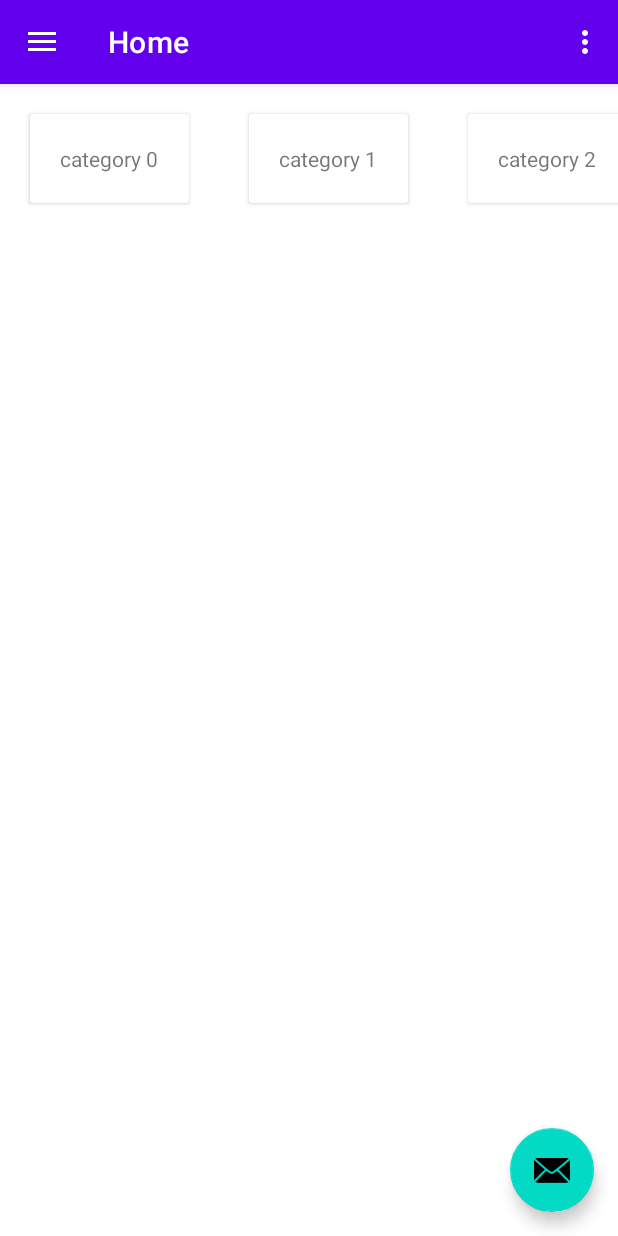
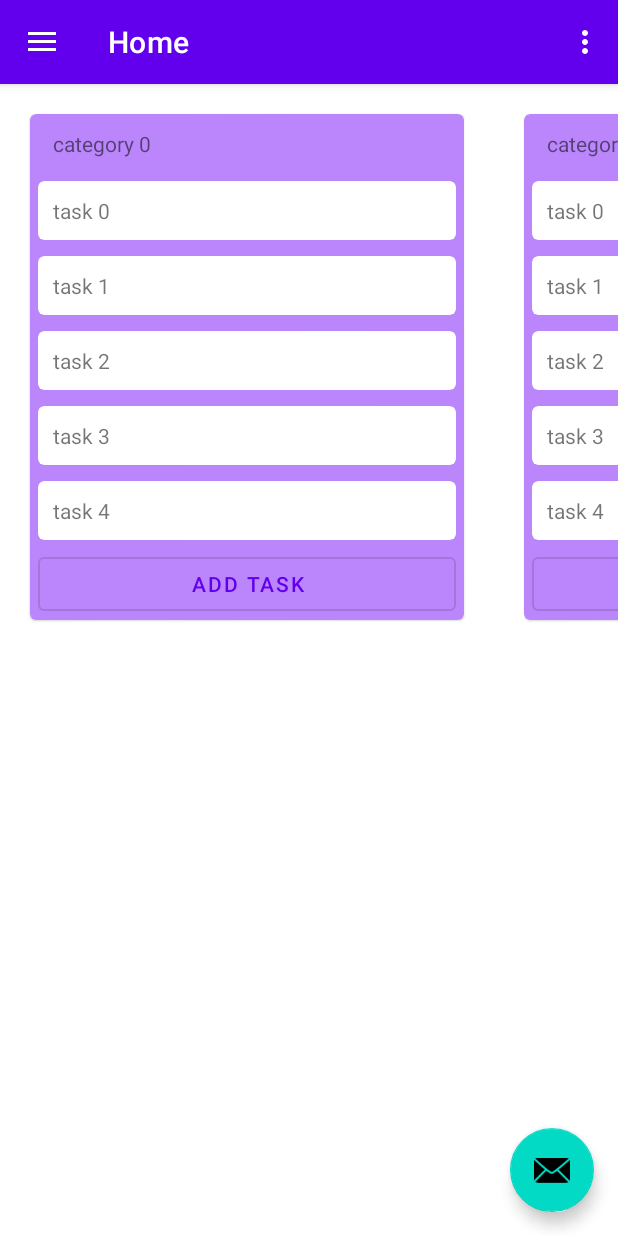
Before and after one commit to benhunter/mcso-ap-FinalProject-Accelerate, an Android app: the screen it shows after launch (MainActivity), on a phone screen of 412 x 824 dp. Run offline under Robolectric (Android 15) with nearby library versions, the phone set to English and light mode, and no system bars; our stand-ins replace navigation-ui.

Commit message:
Improve layout of single board with task lists.

```diff
--- /dev/null
+++ b/app/src/main/java/me/benhunter/accelerate/Task.kt
@@ -0,0 +1,3 @@
+package me.benhunter.accelerate
+
+class Task(val name: String)
--- a/app/src/main/java/me/benhunter/accelerate/BoardList.kt
+++ b/app/src/main/java/me/benhunter/accelerate/TaskList.kt
@@ -1,5 +1,6 @@
 package me.benhunter.accelerate
 
-class BoardList(
+class TaskList(
     val name: String,
+    val tasks: List<Task>,
 )
--- /dev/null
+++ b/app/src/main/java/me/benhunter/accelerate/TaskListAdapter.kt
@@ -0,0 +1,49 @@
+package me.benhunter.accelerate
+
+import android.util.Log
+import android.view.LayoutInflater
+import android.view.ViewGroup
+import androidx.appcompat.widget.LinearLayoutCompat
+import androidx.recyclerview.widget.DiffUtil
+import androidx.recyclerview.widget.ListAdapter
+import androidx.recyclerview.widget.RecyclerView
+import me.benhunter.accelerate.databinding.TaskBinding
+
+class TaskListAdapter : ListAdapter<Task, TaskListAdapter.ViewHolder>(Diff()) {
+
+    inner class ViewHolder(val taskBinding: TaskBinding) :
+        RecyclerView.ViewHolder(taskBinding.root) {
+        init {
+            Log.d(
+                javaClass.simpleName,
+                "TaskListAdapter.ViewHolder.init $taskBinding"
+            )
+        }
+    }
+
+    class Diff : DiffUtil.ItemCallback<Task>() {
+        override fun areItemsTheSame(oldItem: Task, newItem: Task): Boolean {
+            TODO("Not yet implemented")
+        }
+
+        override fun areContentsTheSame(oldItem: Task, newItem: Task): Boolean {
+            TODO("Not yet implemented")
+        }
+    }
+
+    override fun onCreateViewHolder(parent: ViewGroup, viewType: Int): ViewHolder {
+        val taskBinding = TaskBinding.inflate(LayoutInflater.from(parent.context), parent, false)
+
+//        taskBinding.taskLinearLayout.minimumWidth = parent.width
+
+//        val layoutParams = LinearLayoutCompat.LayoutParams(ViewGroup.LayoutParams.MATCH_PARENT, ViewGroup.LayoutParams.WRAP_CONTENT)
+
+        return ViewHolder(taskBinding)
+    }
+
+    override fun onBindViewHolder(holder: ViewHolder, position: Int) {
+        val task = getItem(position)
+
+        holder.taskBinding.taskTv.text = task.name
+    }
+}
--- a/app/src/main/java/me/benhunter/accelerate/ui/home/BoardAdapter.kt
+++ b/app/src/main/java/me/benhunter/accelerate/ui/home/BoardAdapter.kt
@@ -3,38 +3,74 @@ package me.benhunter.accelerate.ui.home
 import android.util.Log
 import android.view.LayoutInflater
 import android.view.ViewGroup
+import androidx.appcompat.widget.LinearLayoutCompat
+import androidx.core.view.setPadding
 import androidx.recyclerview.widget.DiffUtil
+import androidx.recyclerview.widget.LinearLayoutManager
 import androidx.recyclerview.widget.ListAdapter
 import androidx.recyclerview.widget.RecyclerView
-import me.benhunter.accelerate.BoardList
-import me.benhunter.accelerate.databinding.BoardListBinding
+import me.benhunter.accelerate.TaskList
+import me.benhunter.accelerate.TaskListAdapter
+import me.benhunter.accelerate.databinding.TaskListBinding
 
-class BoardAdapter : ListAdapter<BoardList, BoardAdapter.ViewHolder>(Diff()) {
-    inner class ViewHolder(val boardListBinding: BoardListBinding) : RecyclerView.ViewHolder(boardListBinding.root){
-//        lateinit var boardList: BoardList
+// Board holds a List of TaskList. TaskList holds a List of Tasks.
+class BoardAdapter(private val layoutInflater: LayoutInflater) :
+    ListAdapter<TaskList, BoardAdapter.ViewHolder>(Diff()) {
+    inner class ViewHolder(val taskListBinding: TaskListBinding) :
+        RecyclerView.ViewHolder(taskListBinding.root) {
         init {
-            Log.d(javaClass.simpleName, "BoardAdapter.ViewHolder.init boardListBinding $boardListBinding")
+            Log.d(
+                javaClass.simpleName,
+                "BoardAdapter.ViewHolder.init boardListBinding $taskListBinding"
+            )
         }
     }
 
-    class Diff : DiffUtil.ItemCallback<BoardList>() {
-        override fun areItemsTheSame(oldItem: BoardList, newItem: BoardList): Boolean {
+    class Diff : DiffUtil.ItemCallback<TaskList>() {
+        override fun areItemsTheSame(oldItem: TaskList, newItem: TaskList): Boolean {
             TODO("Not yet implemented")
         }
 
-        override fun areContentsTheSame(oldItem: BoardList, newItem: BoardList): Boolean {
+        override fun areContentsTheSame(oldItem: TaskList, newItem: TaskList): Boolean {
             TODO("Not yet implemented")
         }
     }
 
     override fun onCreateViewHolder(parent: ViewGroup, viewType: Int): ViewHolder {
-        val boardListBinding = BoardListBinding.inflate(LayoutInflater.from(parent.context), parent, false)
-        return ViewHolder(boardListBinding)
+        val taskListBinding =
+            TaskListBinding.inflate(layoutInflater, parent, false)
+//            TaskListBinding.inflate(LayoutInflater.from(parent.context), parent, false)
+
+        Log.d(
+            javaClass.simpleName, "width ${parent.width}"
+        )
+        val taskListLayoutWidth = (parent.width * 0.8).toInt()
+        taskListBinding.root.layoutParams =
+            LinearLayoutCompat.LayoutParams(taskListLayoutWidth, ViewGroup.LayoutParams.WRAP_CONTENT)
+//        taskListBinding.root.setPadding(100)
+
+//        val taskListView = layoutInflater.inflate(R.layout.task_list, parent, false)
+//        taskListView.layoutParams = LinearLayoutCompat.LayoutParams(parent.width)
+
+        // TODO Set width by LayoutParams?
+//        LayoutInflater.from(parent.context).inflate(R.layout.task_list, parent)
+//        val layoutParams = LinearLayout.LayoutParams(width, height)
+//        taskListBinding.layoutParams = layoutParams
+
+        return ViewHolder(taskListBinding)
     }
 
     override fun onBindViewHolder(holder: ViewHolder, position: Int) {
-        val boardList = getItem(position)
-        holder.boardListBinding.listNameTv.text = boardList.name
+        val taskList = getItem(position)
+        holder.taskListBinding.listNameTv.text = taskList.name
+
+        // Setup the RecyclerView for each list of Tasks
+        holder.taskListBinding.tasksRv.layoutManager =
+            LinearLayoutManager(holder.taskListBinding.root.context)
+        val taskListAdapter = TaskListAdapter()
+        holder.taskListBinding.tasksRv.adapter = taskListAdapter
+        taskListAdapter.submitList(taskList.tasks)
+
     }
 
 }
--- a/app/src/main/java/me/benhunter/accelerate/ui/home/HomeFragment.kt
+++ b/app/src/main/java/me/benhunter/accelerate/ui/home/HomeFragment.kt
@@ -6,9 +6,8 @@ import android.view.LayoutInflater
 import android.view.View
 import android.view.ViewGroup
 import androidx.fragment.app.Fragment
-import androidx.lifecycle.ViewModelProvider
+import androidx.fragment.app.activityViewModels
 import androidx.recyclerview.widget.LinearLayoutManager
-import me.benhunter.accelerate.BoardList
 import me.benhunter.accelerate.databinding.FragmentHomeBinding
 
 class HomeFragment : Fragment() {
@@ -19,13 +18,13 @@ class HomeFragment : Fragment() {
     // onDestroyView.
     private val binding get() = _binding!!
 
+    private val homeViewModel: HomeViewModel by activityViewModels()
+
     override fun onCreateView(
         inflater: LayoutInflater,
         container: ViewGroup?,
         savedInstanceState: Bundle?
     ): View {
-        val homeViewModel =
-            ViewModelProvider(this).get(HomeViewModel::class.java)
 
         _binding = FragmentHomeBinding.inflate(inflater, container, false)
         val root: View = binding.root
@@ -40,20 +39,11 @@ class HomeFragment : Fragment() {
     override fun onViewCreated(view: View, savedInstanceState: Bundle?) {
         super.onViewCreated(view, savedInstanceState)
 
-        binding.boardRecyclerView.layoutManager =
-            LinearLayoutManager(binding.boardRecyclerView.context)
-
-        binding.boardRecyclerView.layoutManager = LinearLayoutManager(this.context, LinearLayoutManager.HORIZONTAL, false)
-
-        val boardAdapter = BoardAdapter()
+        val boardAdapter = BoardAdapter(layoutInflater)
         binding.boardRecyclerView.adapter = boardAdapter
 
-        val categories = List(5) {
-            BoardList("category $it")
-        }
-        Log.d(javaClass.simpleName, "categories $categories")
-        boardAdapter.submitList(categories)
-
+        Log.d(javaClass.simpleName, "board ${homeViewModel.board}")
+        boardAdapter.submitList(homeViewModel.board)
     }
 
     override fun onDestroyView() {
--- a/app/src/main/java/me/benhunter/accelerate/ui/home/HomeViewModel.kt
+++ b/app/src/main/java/me/benhunter/accelerate/ui/home/HomeViewModel.kt
@@ -3,6 +3,8 @@ package me.benhunter.accelerate.ui.home
 import androidx.lifecycle.LiveData
 import androidx.lifecycle.MutableLiveData
 import androidx.lifecycle.ViewModel
+import me.benhunter.accelerate.Task
+import me.benhunter.accelerate.TaskList
 
 class HomeViewModel : ViewModel() {
 
@@ -10,4 +12,9 @@ class HomeViewModel : ViewModel() {
         value = "This is home Fragment"
     }
     val text: LiveData<String> = _text
+
+    val board = List(5) { boardNumber ->
+        val tasks = List(5) { taskNumber -> Task("task $taskNumber") }
+        TaskList("category $boardNumber", tasks)
+    }
 }
--- a/app/src/main/res/layout/board_list.xml
+++ /dev/null
@@ -1,14 +0,0 @@
-<?xml version="1.0" encoding="utf-8"?>
-
-<androidx.cardview.widget.CardView xmlns:android="http://schemas.android.com/apk/res/android"
-    android:layout_width="wrap_content"
-    android:layout_height="wrap_content"
-    android:layout_margin="20dp">
-
-    <TextView
-        android:id="@+id/list_name_tv"
-        android:layout_width="wrap_content"
-        android:layout_height="wrap_content"
-        android:layout_margin="20dp" />
-
-</androidx.cardview.widget.CardView>
--- a/app/src/main/res/layout/fragment_home.xml
+++ b/app/src/main/res/layout/fragment_home.xml
@@ -3,6 +3,7 @@
     xmlns:tools="http://schemas.android.com/tools"
     android:layout_width="match_parent"
     android:layout_height="match_parent"
+    xmlns:app="http://schemas.android.com/apk/res-auto"
     tools:context=".ui.home.HomeFragment">
 
     <!--    <TextView-->
@@ -20,6 +21,8 @@
     <!--        app:layout_constraintTop_toTopOf="parent" />-->
 
     <androidx.recyclerview.widget.RecyclerView
+        app:layoutManager="androidx.recyclerview.widget.LinearLayoutManager"
+        android:orientation="horizontal"
         android:layout_width="match_parent"
         android:layout_height="match_parent"
         android:id="@+id/board_recycler_view"/>
--- /dev/null
+++ b/app/src/main/res/layout/task.xml
@@ -0,0 +1,21 @@
+<?xml version="1.0" encoding="utf-8"?>
+
+<androidx.appcompat.widget.LinearLayoutCompat xmlns:android="http://schemas.android.com/apk/res/android"
+    android:id="@+id/task_linear_layout"
+    android:layout_width="match_parent"
+    android:layout_height="wrap_content">
+
+    <com.google.android.material.card.MaterialCardView
+        android:layout_width="match_parent"
+        android:layout_height="wrap_content"
+        android:layout_marginVertical="5dp">
+
+        <TextView
+            android:id="@+id/task_tv"
+            android:layout_width="match_parent"
+            android:layout_height="wrap_content"
+            android:layout_margin="10dp" />
+
+    </com.google.android.material.card.MaterialCardView>
+
+</androidx.appcompat.widget.LinearLayoutCompat>
--- /dev/null
+++ b/app/src/main/res/layout/task_list.xml
@@ -0,0 +1,43 @@
+<?xml version="1.0" encoding="utf-8"?>
+
+<androidx.appcompat.widget.LinearLayoutCompat xmlns:android="http://schemas.android.com/apk/res/android"
+
+    android:layout_height="wrap_content" android:layout_width="match_parent">
+
+    <com.google.android.material.card.MaterialCardView xmlns:app="http://schemas.android.com/apk/res-auto"
+        android:layout_width="match_parent"
+        android:layout_height="wrap_content"
+        android:layout_margin="20dp"
+        android:padding="50dp"
+        app:cardBackgroundColor="@color/purple_200">
+
+        <androidx.appcompat.widget.LinearLayoutCompat
+            android:layout_width="match_parent"
+            android:layout_height="wrap_content"
+            android:orientation="vertical"
+            android:paddingHorizontal="5dp">
+
+            <TextView
+                android:id="@+id/list_name_tv"
+                android:layout_width="match_parent"
+                android:layout_height="wrap_content"
+                android:layout_margin="10dp" />
+
+            <androidx.recyclerview.widget.RecyclerView
+                android:id="@+id/tasks_rv"
+                android:layout_width="match_parent"
+                android:layout_height="wrap_content" />
+
+            <com.google.android.material.button.MaterialButton
+                style="?attr/materialButtonOutlinedStyle"
+                android:layout_width="match_parent"
+                android:layout_height="wrap_content"
+                android:padding="0dp"
+                android:text="Add Task" />
+
+
+        </androidx.appcompat.widget.LinearLayoutCompat>
+
+    </com.google.android.material.card.MaterialCardView>
+
+</androidx.appcompat.widget.LinearLayoutCompat>
```
